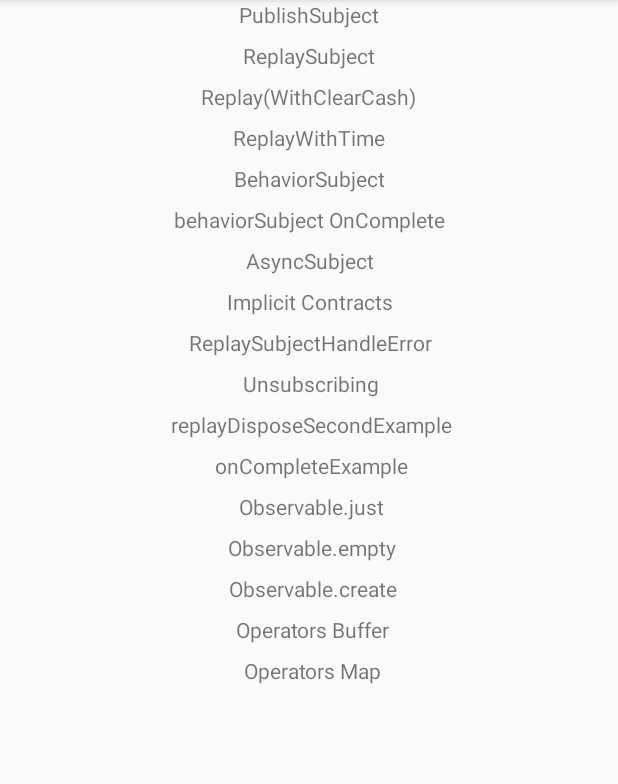
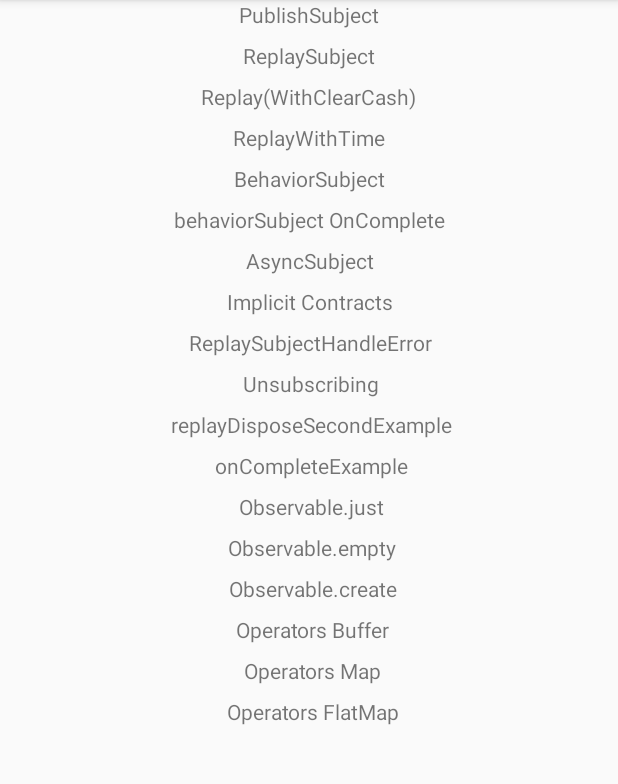
Before and after one commit to NickIvantsov/RxJavaExemple, an Android app: the screen it shows after launch (MainActivity), on a phone screen of 412 x 824 dp, the part 84-868 px from its top. Run offline under Robolectric (Android 15) with nearby library versions, the phone set to English and light mode, and no system bars.

Commit message:
добавил пример работы оператора FlatMap

```diff
--- a/app/src/main/java/com/gmail/rxjavaexemple/MainActivity.kt
+++ b/app/src/main/java/com/gmail/rxjavaexemple/MainActivity.kt
@@ -5,6 +5,7 @@ import android.view.View
 import androidx.appcompat.app.AppCompatActivity
 import com.gmail.rxjavaexemple.KeyTypes.*
 import com.gmail.rxjavaexemple.operatorsTransformingObservables.buffer
+import com.gmail.rxjavaexemple.operatorsTransformingObservables.flatMap
 import com.gmail.rxjavaexemple.operatorsTransformingObservables.map
 
 
@@ -73,5 +74,8 @@ class MainActivity : AppCompatActivity() {
     fun operatorsMapPressed(view: View) {
         map()
     }
+    fun operatorsFlatMapPressed(view: View) {
+        flatMap()
+    }
 
 }
--- a/app/src/main/res/layout/activity_main.xml
+++ b/app/src/main/res/layout/activity_main.xml
@@ -204,6 +204,17 @@
                 app:layout_constraintStart_toStartOf="@+id/operatorsBufferTv"
                 app:layout_constraintTop_toBottomOf="@+id/operatorsBufferTv" />
 
+            <TextView
+                android:id="@+id/operatorsFlatMap"
+                android:layout_width="wrap_content"
+                android:layout_height="wrap_content"
+                android:layout_marginTop="8dp"
+                android:onClick="operatorsFlatMapPressed"
+                android:text="Operators FlatMap"
+                app:layout_constraintEnd_toEndOf="@+id/operatorsMapTv"
+                app:layout_constraintStart_toStartOf="@+id/operatorsMapTv"
+                app:layout_constraintTop_toBottomOf="@+id/operatorsMapTv" />
+
         </androidx.constraintlayout.widget.ConstraintLayout>
     </ScrollView>
 </androidx.constraintlayout.widget.ConstraintLayout>
```
Also changed, not shown: app/src/main/java/com/gmail/rxjavaexemple/operatorsTransformingObservables/Transformin.kt (+53 -0 lines).
